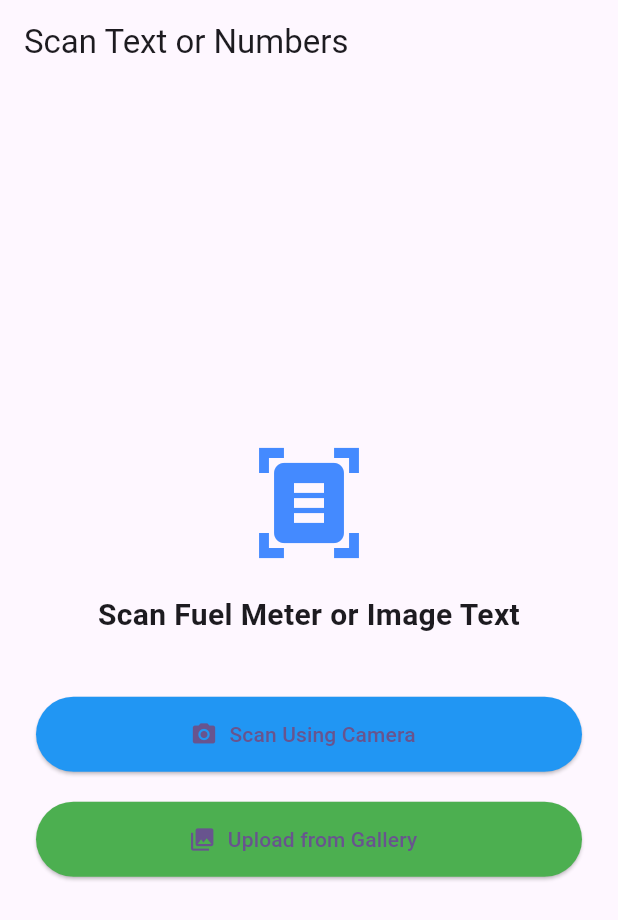
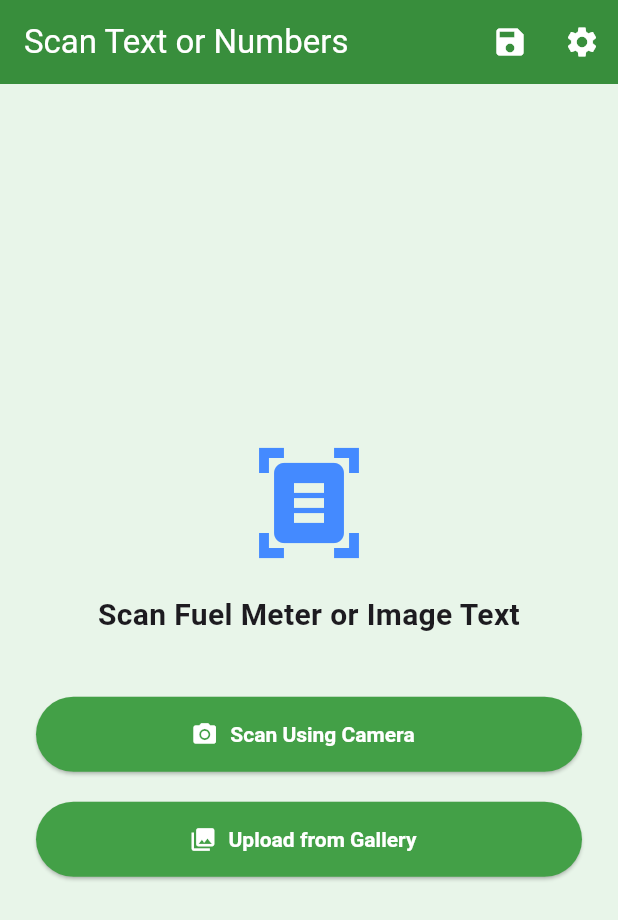
Before and after one commit to pratibha-vaidya/cng-meter-reader, a Flutter app: the screen it shows after launch, after a tap on "Upload from Gallery", on a phone screen of 412 x 824 dp. Shown: the top 920 px of the screen. Run offline on Flutter 3.47's test engine with Material 3 defaults, Android fonts, the light colour scheme and no system bars; drawn by our look-alikes of overlay_support; our stand-ins replace camera, connectivity_plus, device_info_plus, hive, image_cropper, image_picker and 1 more; missing offline and left inert: flutter_scalable_ocr, google_mlkit_text_recognition; accounts and stored records are empty.

Commit message:
feat - "Implemented Offline mode functionality"

```diff
--- a/lib/main.dart
+++ b/lib/main.dart
@@ -1,8 +1,23 @@
 import 'package:flutter/material.dart';
+import 'package:hive/hive.dart';
+import 'package:oce_poc/views/screens/connectivity_banner.dart';
 import 'package:oce_poc/views/screens/scan_camera_screen.dart';
+import 'package:overlay_support/overlay_support.dart';
+import 'package:path_provider/path_provider.dart';
 
-void main() {
-  runApp(const MyApp());
+Future<void> main() async {
+  WidgetsFlutterBinding.ensureInitialized();
+
+  final appDocumentDir = await getApplicationDocumentsDirectory();
+  Hive.init(appDocumentDir.path);
+
+  await Hive.openBox('offline_submissions');
+
+  runApp(
+    OverlaySupport.global(
+      child: MyApp(),
+    ),
+  );
 }
 
 class MyApp extends StatelessWidget {
@@ -13,12 +28,24 @@ class MyApp extends StatelessWidget {
     return MaterialApp(
       title: 'Flutter Demo',
       debugShowCheckedModeBanner: false,
-
       theme: ThemeData(
-        colorScheme: ColorScheme.fromSeed(seedColor: Colors.deepPurple),
-        useMaterial3: true,
+        primarySwatch: Colors.green,
+        scaffoldBackgroundColor: Colors.green.shade50,
+        appBarTheme: AppBarTheme(
+          backgroundColor: Colors.green.shade700,
+          foregroundColor: Colors.white,
+        ),
+        elevatedButtonTheme: ElevatedButtonThemeData(
+          style: ElevatedButton.styleFrom(
+            backgroundColor: Colors.green.shade600,
+            foregroundColor: Colors.white,
+            textStyle: const TextStyle(fontWeight: FontWeight.bold),
+          ),
+        ),
       ),
-      home: ScanCameraScreen(title: 'Fuel Meter reading'),
+      home: ConnectivityBanner(
+        child: ScanCameraScreen(title: 'Fuel Meter Reading'),
+      ),
     );
   }
 }
--- /dev/null
+++ b/lib/view_model/scan_view_model.dart
@@ -0,0 +1,122 @@
+import 'dart:io';
+
+import 'package:device_info_plus/device_info_plus.dart';
+import 'package:flutter/material.dart';
+import 'package:google_mlkit_text_recognition/google_mlkit_text_recognition.dart';
+import 'package:hive/hive.dart';
+import 'package:image_cropper/image_cropper.dart';
+import 'package:image_picker/image_picker.dart';
+import 'package:permission_handler/permission_handler.dart';
+
+class ScanViewModel extends ChangeNotifier {
+  File? selectedImage;
+  List<String> scannedLines = [];
+
+  Future<bool> requestGalleryPermission() async {
+    if (Platform.isAndroid) {
+      final androidInfo = await DeviceInfoPlugin().androidInfo;
+      return (androidInfo.version.sdkInt >= 33)
+          ? (await Permission.photos.request()).isGranted
+          : (await Permission.storage.request()).isGranted;
+    } else if (Platform.isIOS) {
+      return (await Permission.photos.request()).isGranted;
+    }
+    return false;
+  }
+
+  Future<File?> pickAndCropImageFromGallery() async {
+    final picker = ImagePicker();
+    final pickedFile = await picker.pickImage(source: ImageSource.gallery);
+    if (pickedFile == null) return null;
+
+    final cropped = await ImageCropper().cropImage(
+      sourcePath: pickedFile.path,
+      aspectRatioPresets: [
+        CropAspectRatioPreset.original,
+        CropAspectRatioPreset.ratio4x3,
+        CropAspectRatioPreset.ratio16x9,
+      ],
+      uiSettings: [
+        AndroidUiSettings(
+          toolbarTitle: 'Crop Image',
+          toolbarColor: Colors.deepOrange,
+          toolbarWidgetColor: Colors.white,
+          lockAspectRatio: false,
+        ),
+        IOSUiSettings(title: 'Crop Image'),
+      ],
+    );
+
+    if (cropped == null) return null;
+    selectedImage = File(cropped.path);
+    notifyListeners();
+    return selectedImage;
+  }
+
+  Future<List<String>> processImage(File imageFile) async {
+    final inputImage = InputImage.fromFile(imageFile);
+    final recognizer = TextRecognizer(script: TextRecognitionScript.latin);
+    final result = await recognizer.processImage(inputImage);
+    await recognizer.close();
+    return _extractLinesWithNumbers(result);
+  }
+
+  List<String> _extractLinesWithNumbers(RecognizedText recognizedText) {
+    final List<String> lines = [];
+    final numberRegex = RegExp(r'\b\d{1,3}(?:[.,]?\d{1,3}){1,2}\b');
+
+    for (final block in recognizedText.blocks) {
+      for (final line in block.lines) {
+        final text = line.text.trim();
+        if (numberRegex.hasMatch(text)) {
+          lines.add(text);
+        }
+      }
+    }
+
+    scannedLines = lines;
+    notifyListeners();
+    return lines;
+  }
+
+  void submitScannedData(BuildContext context, List<String> lines) async {
+    final box = Hive.box('offline_submissions');
+    final timestamp = DateTime.now().toIso8601String();
+
+    final data = {
+      'timestamp': timestamp,
+      'lines': lines,
+    };
+
+    await box.put(timestamp, data); // Use timestamp as key
+    print('Saved to Hive: $data');
+
+    ScaffoldMessenger.of(context).showSnackBar(
+      const SnackBar(content: Text('Data submitted successfully!')),
+    );
+  }
+
+  void _showSnackBar(BuildContext context, String message) {
+    ScaffoldMessenger.of(context).showSnackBar(
+      SnackBar(content: Text(message)),
+    );
+  }
+
+  void clear() {
+    selectedImage = null;
+    scannedLines = [];
+    notifyListeners();
+  }
+
+  void setScannedLines(List<String> lines) {
+    scannedLines = lines;
+    notifyListeners();
+  }
+
+
+  void clearAfterSubmit() {
+    Future.delayed(const Duration(seconds: 1), () {
+      clear();
+    });
+  }
+}
--- /dev/null
+++ b/lib/views/screens/connectivity_banner.dart
@@ -0,0 +1,80 @@
+import 'package:flutter/material.dart';
+import 'package:connectivity_plus/connectivity_plus.dart';
+import 'package:overlay_support/overlay_support.dart';
+
+class ConnectivityBanner extends StatefulWidget {
+  const ConnectivityBanner({super.key, required this.child});
+  final Widget child;
+
+  @override
+  State<ConnectivityBanner> createState() => _ConnectivityBannerState();
+}
+
+class _ConnectivityBannerState extends State<ConnectivityBanner> {
+  final Connectivity _connectivity = Connectivity();
+  bool _isOffline = false;
+  OverlaySupportEntry? _bannerEntry;
+
+  @override
+  void initState() {
+    super.initState();
+
+    // Initial connectivity check
+    _checkInitialConnection();
+
+    // Listen for connectivity changes
+    _connectivity.onConnectivityChanged.listen((status) {
+      _handleConnectivityChange(status);
+    });
+  }
+
+  void _checkInitialConnection() async {
+    final status = await _connectivity.checkConnectivity();
+    _handleConnectivityChange(status);
+  }
+
+  void _handleConnectivityChange(ConnectivityResult status) {
+    final hasInternet = status != ConnectivityResult.none;
+
+    if (!hasInternet && !_isOffline) {
+      _isOffline = true;
+
+      _bannerEntry = showOverlayNotification(
+            (context) {
+          return Material(
+            color: Colors.red,
+            child: SafeArea(
+              top: false,
+              bottom: true,
+              child: ListTile(
+                title: const Text(
+                  'No Internet Connection',
+                  style: TextStyle(color: Colors.white),
+                ),
+              ),
+            ),
+          );
+        },
+        duration: Duration.zero, // Show indefinitely
+        position: NotificationPosition.bottom,
+      );
+    } else if (hasInternet && _isOffline) {
+      _isOffline = false;
+      _bannerEntry?.dismiss(); // Remove the bottom banner
+      _bannerEntry = null;
+
+      // Optional: show "Restored" message briefly
+      showSimpleNotification(
+        const Text('Connected to Internet'),
+        background: Colors.green,
+        position: NotificationPosition.bottom,
+        duration: const Duration(seconds: 2),
+      );
+    }
+  }
+
+  @override
+  Widget build(BuildContext context) {
+    return widget.child;
+  }
+}
--- a/lib/views/screens/scan_camera_screen.dart
+++ b/lib/views/screens/scan_camera_screen.dart
@@ -1,45 +1,44 @@
-import 'dart:io';
-
 import 'package:flutter/material.dart';
-import 'package:google_mlkit_text_recognition/google_mlkit_text_recognition.dart';
-import 'package:image_cropper/image_cropper.dart';
-import 'package:image_picker/image_picker.dart';
-import 'package:permission_handler/permission_handler.dart';
-import 'package:device_info_plus/device_info_plus.dart';
-
+import 'package:oce_poc/view_model/scan_view_model.dart';
+import 'package:provider/provider.dart';
 
 import 'camera_capture_screen.dart';
+import 'saved_submissions_screen.dart'; // Make sure this import exists
 
-class ScanCameraScreen extends StatefulWidget {
+class ScanCameraScreen extends StatelessWidget {
   const ScanCameraScreen({super.key, required String title});
 
   @override
-  State<ScanCameraScreen> createState() => _ScanCameraScreenState();
+  Widget build(BuildContext context) {
+    return ChangeNotifierProvider(
+      create: (_) => ScanViewModel(),
+      child: const _ScanCameraScreenBody(),
+    );
+  }
 }
 
-class _ScanCameraScreenState extends State<ScanCameraScreen> {
-  File? _selectedImage;
+class _ScanCameraScreenBody extends StatefulWidget {
+  const _ScanCameraScreenBody();
 
+  @override
+  State<_ScanCameraScreenBody> createState() => _ScanCameraScreenBodyState();
+}
+
+class _ScanCameraScreenBodyState extends State<_ScanCameraScreenBody> {
   Future<void> _scanFromGallery() async {
-
-    final hasPermission = await _requestGalleryPermission();
+    final viewModel = context.read<ScanViewModel>();
+    final hasPermission = await viewModel.requestGalleryPermission();
 
     if (!hasPermission) {
       _showSnackBar('Gallery permission denied');
       return;
     }
 
+    final imageFile = await viewModel.pickAndCropImageFromGallery();
+    if (imageFile == null) return;
 
-    final pickedFile = await ImagePicker().pickImage(source: ImageSource.gallery);
-    if (pickedFile == null) return;
-
-    final cropped = await _cropImage(pickedFile.path);
-    if (cropped == null) return;
-
-    final detectedLines = await _processImage(File(cropped.path));
+    final detectedLines = await viewModel.processImage(imageFile);
     if (!mounted) return;
-
-    setState(() => _selectedImage = File(cropped.path));
     _showDetectedLinesDialog(detectedLines);
   }
 
@@ -53,67 +52,6 @@ class _ScanCameraScreenState extends State<ScanCameraScreen> {
       final labeledValues = result['labeledValues'] as List<String>? ?? [];
       _showDetectedLinesDialog(labeledValues);
     }
-  }
-
-  Future<CroppedFile?> _cropImage(String path) {
-    return ImageCropper().cropImage(
-      sourcePath: path,
-      aspectRatioPresets: [
-        CropAspectRatioPreset.original,
-        CropAspectRatioPreset.ratio4x3,
-        CropAspectRatioPreset.ratio16x9,
-      ],
-      uiSettings: [
-        AndroidUiSettings(
-          toolbarTitle: 'Crop Image',
-          toolbarColor: Colors.deepOrange,
-          toolbarWidgetColor: Colors.white,
-          lockAspectRatio: false,
-        ),
-        IOSUiSettings(title: 'Crop Image'),
-      ],
-    );
-  }
-
-  Future<List<String>> _processImage(File imageFile) async {
-    final inputImage = InputImage.fromFile(imageFile);
-    final recognizer = TextRecognizer(script: TextRecognitionScript.latin);
-    final result = await recognizer.processImage(inputImage);
-    await recognizer.close();
-    return _extractLinesWithNumbers(result);
-  }
-
-  List<String> _extractLinesWithNumbers(RecognizedText recognizedText) {
-    final List<String> lines = [];
-    final numberRegex = RegExp(r'\b\d{1,3}(?:[.,]?\d{1,3}){1,2}\b');
-
-    for (final block in recognizedText.blocks) {
-      for (final line in block.lines) {
-        final text = line.text.trim();
-        if (numberRegex.hasMatch(text)) {
-          lines.add(text);
-        }
-      }
-    }
-
-    return lines;
-  }
-
-  Future<bool> _requestGalleryPermission() async {
-    if (Platform.isAndroid) {
-      final androidInfo = await DeviceInfoPlugin().androidInfo;
-      if (androidInfo.version.sdkInt >= 33) {
-        final status = await Permission.photos.request();
-        return status.isGranted;
-      } else {
-        final status = await Permission.storage.request();
-        return status.isGranted;
-      }
-    } else if (Platform.isIOS) {
-      final status = await Permission.photos.request();
-      return status.isGranted;
-    }
-    return false;
   }
 
   void _showDetectedLinesDialog(List<String> rows) {
@@ -153,8 +91,12 @@ class _ScanCameraScreenState extends State<ScanCameraScreen> {
           ElevatedButton(
             onPressed: () {
               Navigator.pop(context);
-              _submitScannedData(rows);
+
+              final viewModel = Provider.of<ScanViewModel>(context, listen: false);
+              viewModel.setScannedLines(rows); // <-- Store the lines first
+              viewModel.submitScannedData(context, rows); // <-- Then submit them
             },
+
             child: const Text('Yes, Submit'),
           ),
         ],
@@ -162,11 +104,7 @@ class _ScanCameraScreenState extends State<ScanCameraScreen> {
     );
   }
 
-  void _submitScannedData(List<String> rows) {
-    // TODO: Replace this with your real API logic
-    debugPrint('Scanned data submitted: ${rows.join(', ')}');
-    _showSnackBar('Scanned data submitted successfully');
-  }
+
 
   void _showSnackBar(String message) {
     if (!mounted) return;
@@ -175,8 +113,25 @@ class _ScanCameraScreenState extends State<ScanCameraScreen> {
 
   @override
   Widget build(BuildContext context) {
+    final viewModel = context.watch<ScanViewModel>();
+
     return Scaffold(
-      appBar: AppBar(title: const Text('Scan Text or Numbers')),
+      appBar: AppBar(
+        title: const Text('Scan Text or Numbers'),
+        actions: [
+          IconButton(
+            icon: const Icon(Icons.save),
+            tooltip: 'Saved Submissions',
+            onPressed: () {
+              Navigator.push(
+                context,
+                MaterialPageRoute(builder: (_) => const SavedSubmissionsScreen()),
+              );
+            },
+          ),
+          IconButton(icon: const Icon(Icons.settings), onPressed: () {}),
+        ],
+      ),
       body: Center(
         child: Padding(
           padding: const EdgeInsets.all(24),
@@ -195,24 +150,18 @@ class _ScanCameraScreenState extends State<ScanCameraScreen> {
                 onPressed: _scanFromCamera,
                 icon: const Icon(Icons.camera_alt),
                 label: const Text('Scan Using Camera'),
-                style: ElevatedButton.styleFrom(
-                  minimumSize: const Size.fromHeight(50),
-                  backgroundColor: Colors.blue,
-                ),
+                style: ElevatedButton.styleFrom(minimumSize: const Size.fromHeight(50)),
               ),
               const SizedBox(height: 20),
               ElevatedButton.icon(
                 onPressed: _scanFromGallery,
                 icon: const Icon(Icons.photo_library),
                 label: const Text('Upload from Gallery'),
-                style: ElevatedButton.styleFrom(
-                  minimumSize: const Size.fromHeight(50),
-                  backgroundColor: Colors.green,
-                ),
+                style: ElevatedButton.styleFrom(minimumSize: const Size.fromHeight(50)),
               ),
-              if (_selectedImage != null) ...[
+              if (viewModel.selectedImage != null) ...[
                 const SizedBox(height: 20),
-                Image.file(_selectedImage!, height: 150),
+                Image.file(viewModel.selectedImage!, height: 150),
               ],
             ],
           ),
```
Also changed, not shown: lib/view_model/offline_sync_service.dart (added, +44 -0 lines), lib/views/screens/captured_data_details_screen.dart (added, +30 -0 lines), lib/views/screens/dashboard.dart (deleted, +0 -168 lines), lib/views/screens/saved_submissions_screen.dart (added, +59 -0 lines), pubspec.yaml (+8 -0 lines), pubspec.lock, 1 other file.
